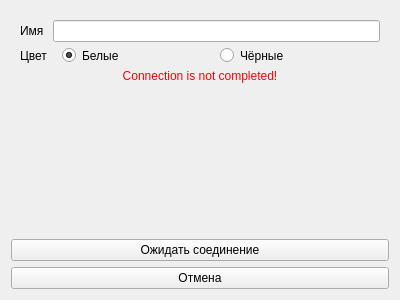
The window that ChessGame/gui/gamerecvconnectionwidget.ui (vadimpilyugin/cpp_chess) describes before a commit, drawn with Qt 5.
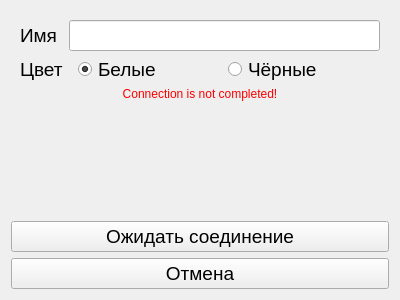
The same window after the commit.

Commit message: Not full screen

What changed in the file:
```diff
--- a/ChessGame/gui/gamerecvconnectionwidget.ui
+++ b/ChessGame/gui/gamerecvconnectionwidget.ui
@@ -19,6 +19,11 @@
      <layout class="QGridLayout" name="gridLayout" rowstretch="0,0,0,1">
       <item row="0" column="0">
        <widget class="QLabel" name="label">
+        <property name="font">
+         <font>
+          <pointsize>14</pointsize>
+         </font>
+        </property>
         <property name="text">
          <string>Имя</string>
         </property>
@@ -44,7 +49,13 @@
        </widget>
       </item>
       <item row="0" column="1">
-       <widget class="QLineEdit" name="userLineEdit"/>
+       <widget class="QLineEdit" name="userLineEdit">
+        <property name="font">
+         <font>
+          <pointsize>14</pointsize>
+         </font>
+        </property>
+       </widget>
       </item>
       <item row="3" column="0" colspan="2">
        <widget class="QLabel" name="waitingLabel">
@@ -58,6 +69,11 @@
       </item>
       <item row="1" column="0">
        <widget class="QLabel" name="label_2">
+        <property name="font">
+         <font>
+          <pointsize>14</pointsize>
+         </font>
+        </property>
         <property name="text">
          <string>Цвет</string>
         </property>
@@ -95,6 +111,11 @@
          </property>
          <item>
           <widget class="QRadioButton" name="whiteButton">
+           <property name="font">
+            <font>
+             <pointsize>14</pointsize>
+            </font>
+           </property>
            <property name="text">
             <string>Белые</string>
            </property>
@@ -105,6 +126,11 @@
          </item>
          <item>
           <widget class="QRadioButton" name="blackButton">
+           <property name="font">
+            <font>
+             <pointsize>14</pointsize>
+            </font>
+           </property>
            <property name="text">
             <string>Чёрные</string>
            </property>
@@ -118,6 +144,11 @@
    </item>
    <item>
     <widget class="QPushButton" name="connectionButton">
+     <property name="font">
+      <font>
+       <pointsize>14</pointsize>
+      </font>
+     </property>
      <property name="text">
       <string>Ожидать соединение</string>
      </property>
@@ -125,6 +156,11 @@
    </item>
    <item>
     <widget class="QPushButton" name="cancelButton">
+     <property name="font">
+      <font>
+       <pointsize>14</pointsize>
+      </font>
+     </property>
      <property name="text">
       <string>Отмена</string>
      </property>
```
The commit also changes 3 other files.
